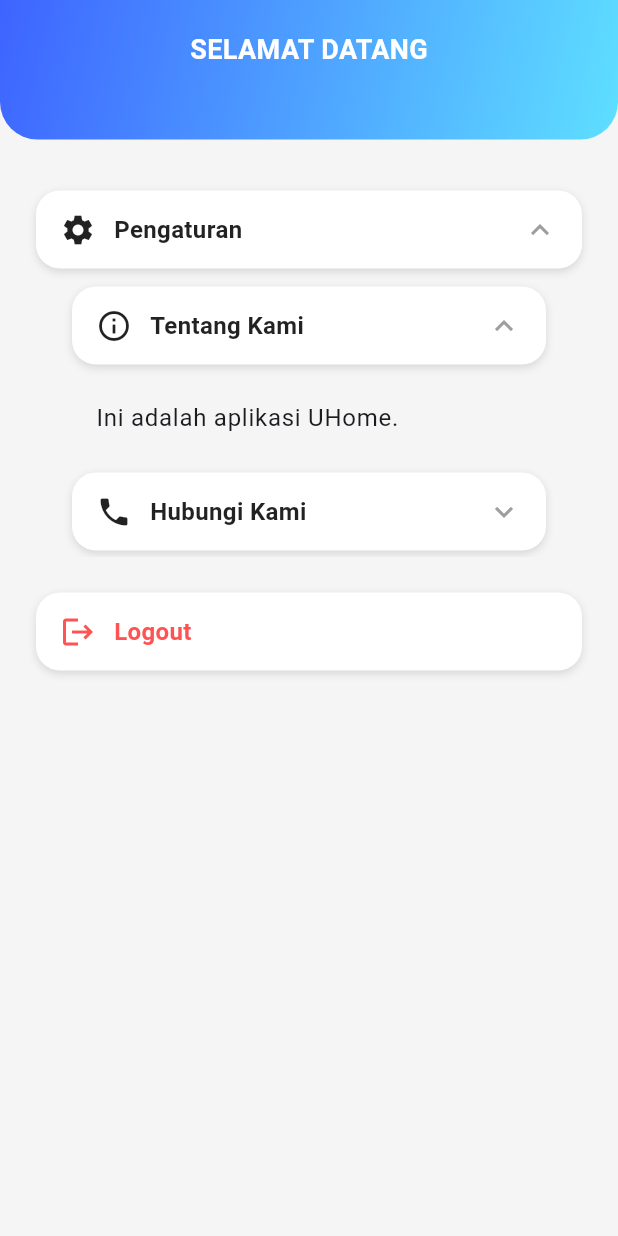
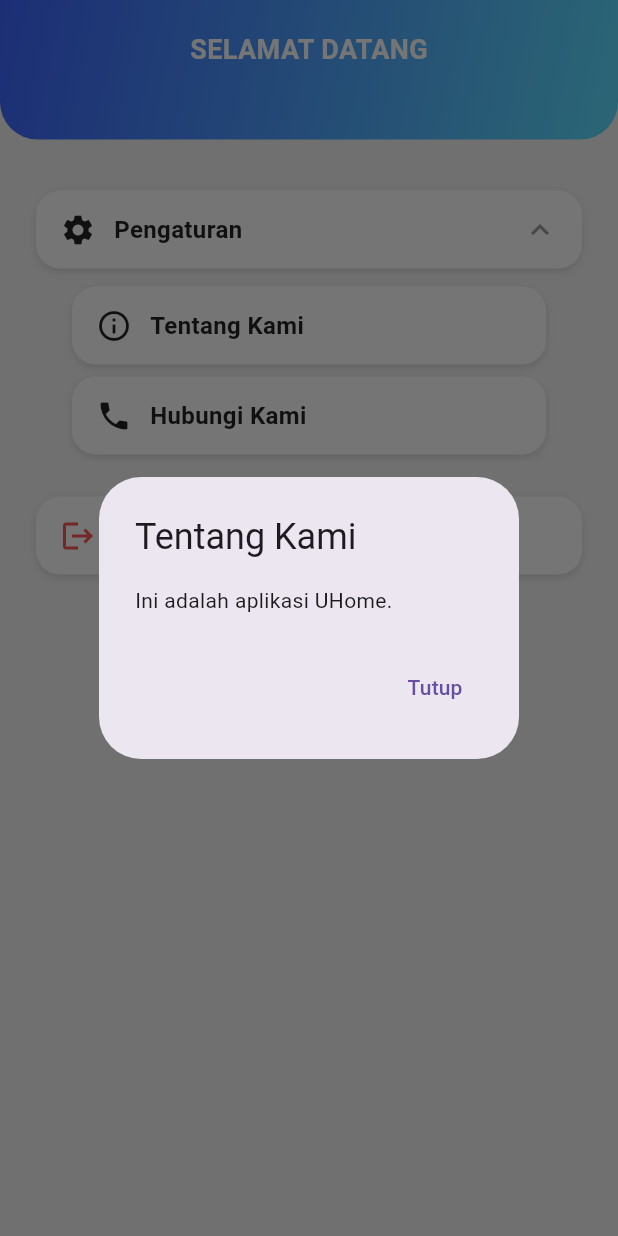
Before and after one commit to 1rHub/SemesterFour-Mobile, a Flutter app: the ProfileScreen screen opened directly, after a tap on "Pengaturan", after a tap on "Tentang Kami", on a phone screen of 412 x 824 dp. Run offline on Flutter 3.47's test engine with Material 3 defaults, Android fonts, the phone set to English and light mode, and no system bars; our stand-ins replace get, shared_preferences; accounts and stored records are empty.

Commit message:
Mengedit sedikit file dalam smt4/uhome/lib

```diff
--- a/lib/main.dart
+++ b/lib/main.dart
@@ -14,7 +14,7 @@ class MyApp extends StatelessWidget {
     return GetMaterialApp(
       debugShowCheckedModeBanner: false,
       title: 'uhome',
-      home: LoginScreen(), // <--- ini yang bikin tampilannya muncul
+      home: LoginScreen(),
     );
   }
 }
--- a/lib/profile_screen.dart
+++ b/lib/profile_screen.dart
@@ -81,26 +81,94 @@ class _ProfileScreenState extends State<ProfileScreen> {
             color: Colors.black87,
             child: Column(
               children: [
-                _buildAnimatedTile(
-                  keyName: 'tentangKami',
-                  icon: Icons.info_outline,
-                  title: 'Tentang Kami',
-                  color: Colors.black87,
-                  child: ListTile(
-                    title: const Text('Ini adalah aplikasi UHome.'),
-                    onTap: () {},
-                  ),
-                ),
-                _buildAnimatedTile(
-                  keyName: 'hubungiKami',
-                  icon: Icons.phone,
-                  title: 'Hubungi Kami',
-                  color: Colors.black87,
-                  child: ListTile(
-                    title: const Text('Hubungi kami via WhatsApp'),
-                    onTap: () => _launchWhatsApp(context),
-                  ),
-                ),
+                Padding(
+  padding: const EdgeInsets.symmetric(horizontal: 24, vertical: 4),
+  child: GestureDetector(
+    onTap: () {
+      // Aksi Tentang Kami
+      showDialog(
+        context: context,
+        builder: (ctx) => AlertDialog(
+          title: const Text('Tentang Kami'),
+          content: const Text('Ini adalah aplikasi UHome.'),
+          actions: [
+            TextButton(
+              onPressed: () {
+                Navigator.of(ctx).pop();
+              },
+              child: const Text('Tutup'),
+            ),
+          ],
+        ),
+      );
+    },
+    child: Container(
+      padding: const EdgeInsets.symmetric(horizontal: 16, vertical: 14),
+      decoration: BoxDecoration(
+        color: Colors.white,
+        borderRadius: BorderRadius.circular(16),
+        boxShadow: const [
+          BoxShadow(
+            color: Colors.black12,
+            blurRadius: 4,
+            offset: Offset(0, 2),
+          ),
+        ],
+      ),
+      child: Row(
+        children: const [
+          Icon(Icons.info_outline, size: 24, color: Colors.black87),
+          SizedBox(width: 12),
+          Text(
+            'Tentang Kami',
+            style: TextStyle(
+              fontSize: 16,
+              fontWeight: FontWeight.w600,
+              color: Colors.black87,
+            ),
+          ),
+          Spacer(),
+        ],
+      ),
+    ),
+  ),
+),
+Padding(
+  padding: const EdgeInsets.symmetric(horizontal: 24, vertical: 4),
+  child: GestureDetector(
+    onTap: () => _launchWhatsApp(context),
+    child: Container(
+      padding: const EdgeInsets.symmetric(horizontal: 16, vertical: 14),
+      decoration: BoxDecoration(
+        color: Colors.white,
+        borderRadius: BorderRadius.circular(16),
+        boxShadow: const [
+          BoxShadow(
+            color: Colors.black12,
+            blurRadius: 4,
+            offset: Offset(0, 2),
+          ),
+        ],
+      ),
+      child: Row(
+        children: const [
+          Icon(Icons.phone, size: 24, color: Colors.black87),
+          SizedBox(width: 12),
+          Text(
+            'Hubungi Kami',
+            style: TextStyle(
+              fontSize: 16,
+              fontWeight: FontWeight.w600,
+              color: Colors.black87,
+            ),
+          ),
+          Spacer(),
+        ],
+      ),
+    ),
+  ),
+),
+
               ],
             ),
           ),
```
